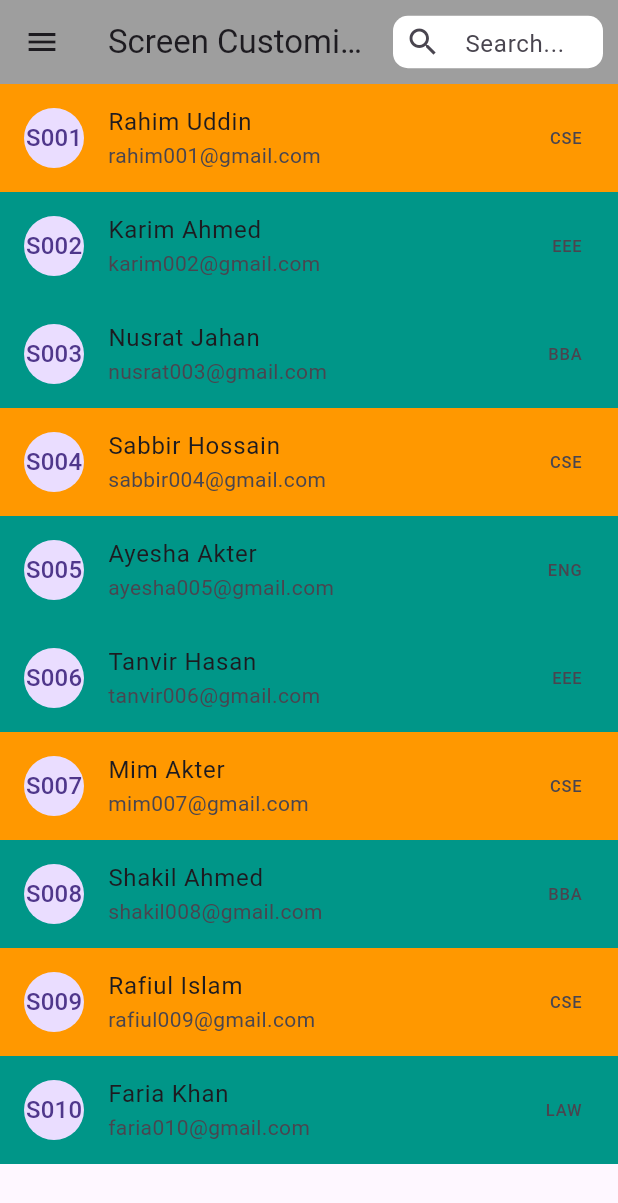
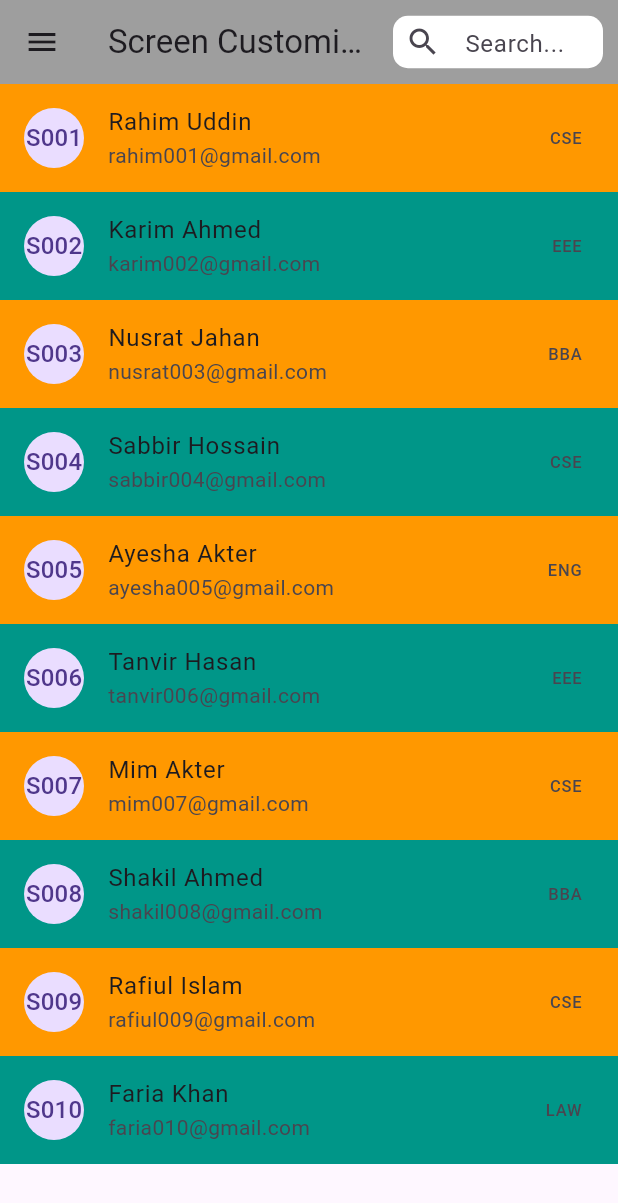
Before and after one commit to taposroy306919-collab/Screen-2.0, a Flutter app: the screen it shows after launch, on a phone screen of 412 x 824 dp. Shown: the top 1203 px of the screen. Run offline on Flutter 3.47's test engine with Material 3 defaults, Android fonts, the light colour scheme and no system bars.

Commit message:
screen 2

```diff
--- a/lib/my_screen.dart
+++ b/lib/my_screen.dart
@@ -43,7 +43,7 @@ class _MyScreenState extends State<MyScreen> {
         itemCount: students.length,
           itemBuilder: (context, index) {
             return ListTile(
-              tileColor: students[index]["dept"] == "CSE" ? Colors.orange : Colors.teal,
+              tileColor: index%2 == 0  ? Colors.orange : Colors.teal,
               leading: CircleAvatar(
                 child: Text("${students[index]["id"]}"),
               ),
```
